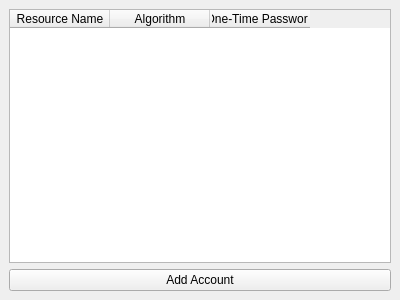
olejatorqq/otp-mfa, file otp_window.ui: the form before one commit.
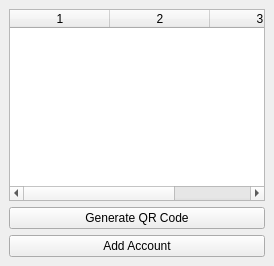
The form after the commit.

Patch:
```diff
--- a/otp_window.ui
+++ b/otp_window.ui
@@ -2,14 +2,6 @@
 <ui version="4.0">
  <class>OTPWindow</class>
  <widget class="QMainWindow" name="OTPWindow">
-  <property name="geometry">
-   <rect>
-    <x>0</x>
-    <y>0</y>
-    <width>400</width>
-    <height>300</height>
-   </rect>
-  </property>
   <property name="windowTitle">
    <string>OTP Generator</string>
   </property>
@@ -17,21 +9,23 @@
    <layout class="QVBoxLayout" name="verticalLayout">
     <item>
      <widget class="QTableWidget" name="accountsTableWidget">
-      <column>
-       <property name="text">
-        <string>Resource Name</string>
-       </property>
-      </column>
-      <column>
-       <property name="text">
+      <property name="columnCount">
+       <number>3</number>  <!-- Количество колонок: имя, алгоритм, OTP -->
+      </property>
+      <property name="horizontalHeaderLabels">
+       <stringlist>
+        <string>Name</string>
         <string>Algorithm</string>
-       </property>
-      </column>
-      <column>
-       <property name="text">
-        <string>One-Time Password</string>
-       </property>
-      </column>
+        <string>OTP</string>
+       </stringlist>
+      </property>
+     </widget>
+    </item>
+    <item>
+     <widget class="QPushButton" name="generateQRButton">
+      <property name="text">
+       <string>Generate QR Code</string>
+      </property>
      </widget>
     </item>
     <item>
```
Left out of the diff: 5 changed lines with no effect on the pictures.
